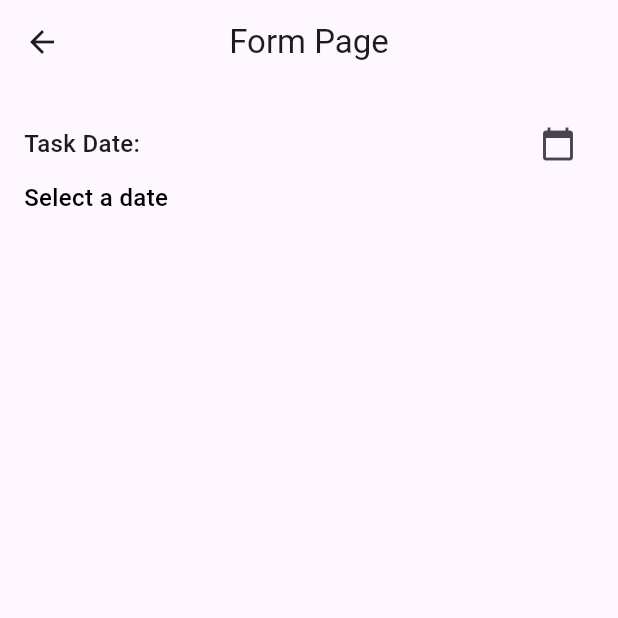
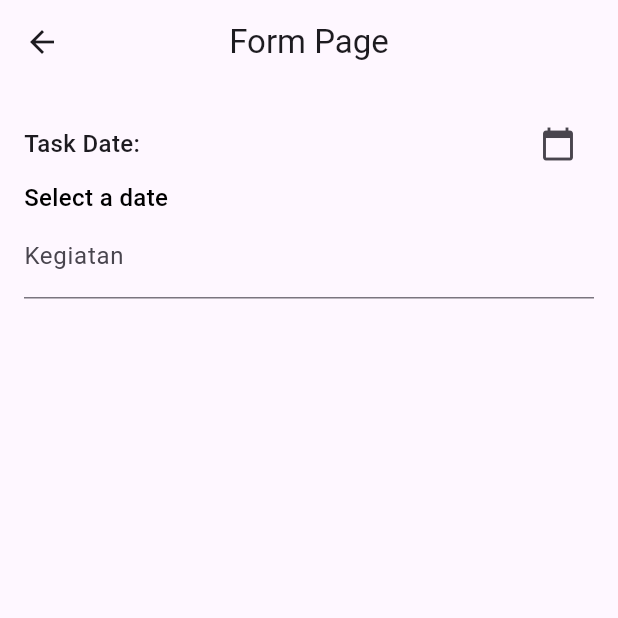
Before and after one commit to mddhafa/TodoApp_0064, a Flutter app: the Todopage screen opened directly, on a phone screen of 412 x 824 dp, the top half of it. Run offline on Flutter 3.47's test engine with Material 3 defaults, Android fonts, the phone set to English and light mode, and no system bars.

Commit message:
Membuat form untuk menginput nama kegiatan

```diff
--- a/lib/todo.dart
+++ b/lib/todo.dart
@@ -59,6 +59,23 @@ class _TodopageState extends State<Todopage> {
                 ],
               ),
 
+              Form(
+                key: key,
+                child: Row(
+                  children: [
+                    Expanded(
+                      child: TextFormField(
+                        controller: _controller,
+                        decoration: const InputDecoration(
+                          labelText: 'Kegiatan',
+                          hintText: 'Masukkan kegiatan',
+                        ),
+                      ),
+                    ),
+                  ],
+                ),
+              ),
+
             ],
           ),
         ),
```
